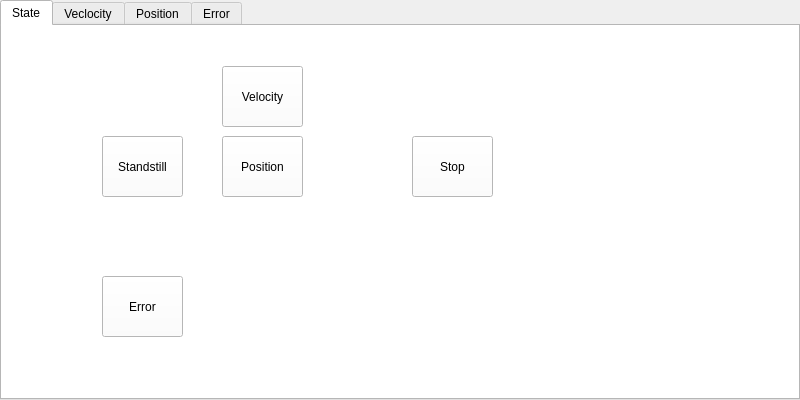
This is gui/resource/gui.ui in norlab-ulaval/ur10e as Qt 5 draws it before an edit. The edited form follows.
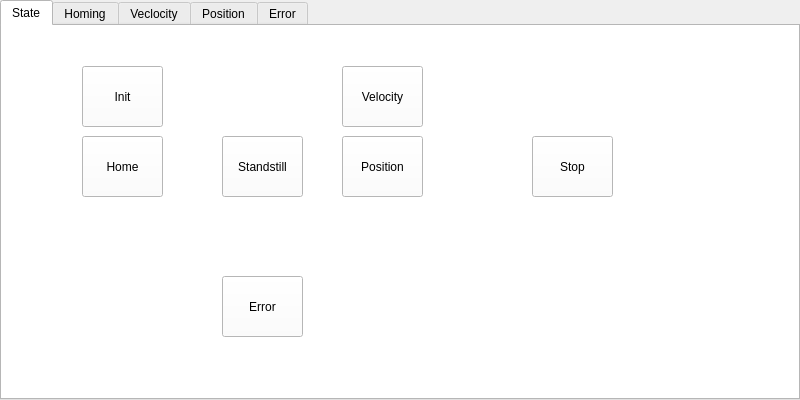
This is the edited form.

Commit message: Gui works with the controller. There is now a homing mode, a joystick mode and the ability to initialize the robot.

The edit to the form file:
```diff
--- a/gui/resource/gui.ui
+++ b/gui/resource/gui.ui
@@ -462,7 +462,7 @@
     <widget class="QPushButton" name="pb_stand">
      <property name="geometry">
       <rect>
-       <x>100</x>
+       <x>220</x>
        <y>110</y>
        <width>81</width>
        <height>61</height>
@@ -481,7 +481,7 @@
     <widget class="QPushButton" name="pb_velocity">
      <property name="geometry">
       <rect>
-       <x>220</x>
+       <x>340</x>
        <y>40</y>
        <width>81</width>
        <height>61</height>
@@ -500,7 +500,7 @@
     <widget class="QPushButton" name="pb_position">
      <property name="geometry">
       <rect>
-       <x>220</x>
+       <x>340</x>
        <y>110</y>
        <width>81</width>
        <height>61</height>
@@ -519,7 +519,7 @@
     <widget class="QPushButton" name="pb_stop">
      <property name="geometry">
       <rect>
-       <x>410</x>
+       <x>530</x>
        <y>110</y>
        <width>81</width>
        <height>61</height>
@@ -538,7 +538,7 @@
     <widget class="QPushButton" name="pb_error">
      <property name="geometry">
       <rect>
-       <x>100</x>
+       <x>220</x>
        <y>250</y>
        <width>81</width>
        <height>61</height>
@@ -546,6 +546,68 @@
      </property>
      <property name="text">
       <string>Error</string>
+     </property>
+     <property name="default">
+      <bool>false</bool>
+     </property>
+     <property name="flat">
+      <bool>false</bool>
+     </property>
+    </widget>
+    <widget class="QPushButton" name="pb_init">
+     <property name="geometry">
+      <rect>
+       <x>80</x>
+       <y>40</y>
+       <width>81</width>
+       <height>61</height>
+      </rect>
+     </property>
+     <property name="text">
+      <string>Init</string>
+     </property>
+     <property name="default">
+      <bool>false</bool>
+     </property>
+     <property name="flat">
+      <bool>false</bool>
+     </property>
+    </widget>
+    <widget class="QPushButton" name="pb_home">
+     <property name="geometry">
+      <rect>
+       <x>80</x>
+       <y>110</y>
+       <width>81</width>
+       <height>61</height>
+      </rect>
+     </property>
+     <property name="text">
+      <string>Home</string>
+     </property>
+     <property name="default">
+      <bool>false</bool>
+     </property>
+     <property name="flat">
+      <bool>false</bool>
+     </property>
+    </widget>
+   </widget>
+   <widget class="QWidget" name="tab_home">
+    <attribute name="title">
+     <string>Homing</string>
+    </attribute>
+    <widget class="QPushButton" name="pb_back_home">
+     <property name="geometry">
+      <rect>
+       <x>10</x>
+       <y>10</y>
+       <width>81</width>
+       <height>61</height>
+      </rect>
+     </property>
+     <property name="text">
+      <string>Back</string>
      </property>
      <property name="default">
       <bool>false</bool>
```
The commit also changes 16 other files.
